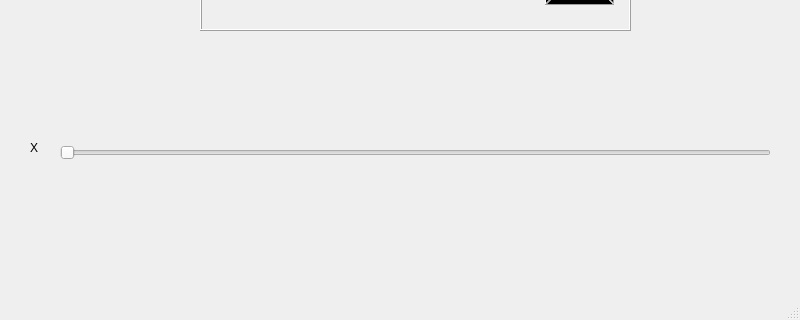
First picture: the form in mainwindow.ui, repository alice3e/alicee_qt, before the edit; both pictures show x 0 to 800 and y 280 to 600 of the 800 by 600 pixel window.
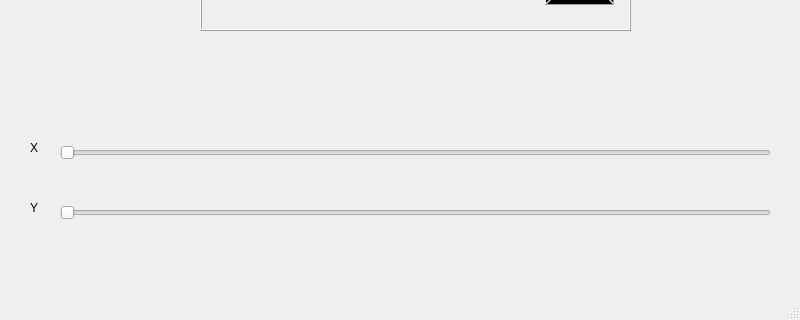
Second picture: the form after the edit.

Patch:
```diff
--- a/mainwindow.ui
+++ b/mainwindow.ui
@@ -56,6 +56,32 @@
      </rect>
     </property>
    </widget>
+   <widget class="QSlider" name="horizontalSlider_Y">
+    <property name="geometry">
+     <rect>
+      <x>60</x>
+      <y>480</y>
+      <width>711</width>
+      <height>25</height>
+     </rect>
+    </property>
+    <property name="orientation">
+     <enum>Qt::Orientation::Horizontal</enum>
+    </property>
+   </widget>
+   <widget class="QLabel" name="label_Y">
+    <property name="geometry">
+     <rect>
+      <x>30</x>
+      <y>480</y>
+      <width>21</width>
+      <height>16</height>
+     </rect>
+    </property>
+    <property name="text">
+     <string>Y</string>
+    </property>
+   </widget>
   </widget>
   <widget class="QMenuBar" name="menubar">
    <property name="geometry">
```
